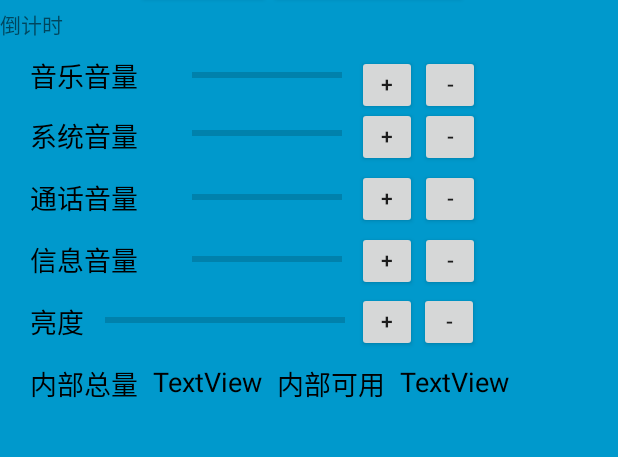
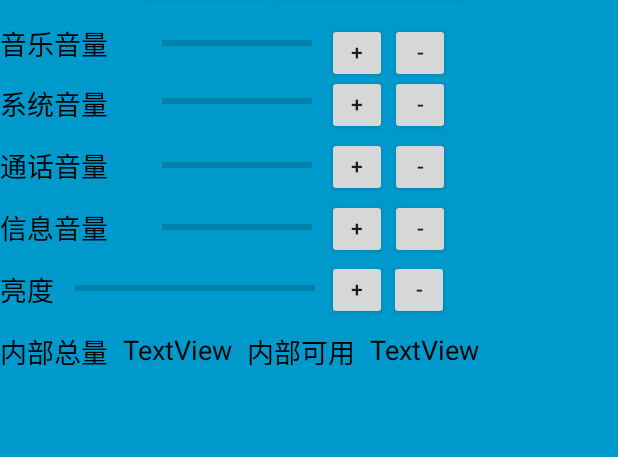
Before and after one commit to corpsele/SystemControl, an Android app: the layout new_app_widget.xml on its own in the app's theme, with its tools: preview values and no code run, on a phone screen of 412 x 824 dp, the part 64-521 px from its top. Run offline under Robolectric (Android 15) with nearby library versions, the light colour scheme and no system bars.

Commit message:
upgrade UI

```diff
--- a/app/src/main/java/com/systemcontrol/corpsele/systemcontrol/MyService.java
+++ b/app/src/main/java/com/systemcontrol/corpsele/systemcontrol/MyService.java
@@ -48,8 +48,8 @@ public class MyService extends Service {
     private Notification getNotification() {
         Notification.Builder builder = new Notification.Builder(this)
                 .setSmallIcon(R.drawable.ic_launcher_foreground)//通知的图片
-                .setContentTitle("通知的标题")
-                .setContentText("通知的内容");
+                .setContentTitle("SystemControl运行中")
+                .setContentText("开启通知刷新音量存储");
         if (Build.VERSION.SDK_INT >= Build.VERSION_CODES.O) {
             builder.setChannelId(notificationId);
         }
--- a/app/src/main/java/com/systemcontrol/corpsele/systemcontrol/NewAppWidget.java
+++ b/app/src/main/java/com/systemcontrol/corpsele/systemcontrol/NewAppWidget.java
@@ -94,7 +94,7 @@ public class NewAppWidget extends AppWidgetProvider {
 
         Intent sIntent = new Intent("com.action.service", null,context,NewAppWidget.class);
         PendingIntent sPendingIntent = PendingIntent.getBroadcast(context,0,sIntent,0);
-        views.setOnClickPendingIntent(R.id.count_down, sPendingIntent);
+//        views.setOnClickPendingIntent(R.id.count_down, sPendingIntent);
 
         /*
        发送action
--- a/app/src/main/res/layout/new_app_widget.xml
+++ b/app/src/main/res/layout/new_app_widget.xml
@@ -36,12 +36,6 @@
         android:layout_width="match_parent"
         android:layout_height="wrap_content"
         android:orientation="horizontal">
-
-        <TextView
-            android:id="@+id/count_down"
-            android:layout_width="wrap_content"
-            android:layout_height="wrap_content"
-            android:text="倒计时" />
 
         <ImageView
             android:id="@+id/widget_iv"
@@ -220,7 +214,7 @@
             android:layout_alignTop="@id/tvTextView3"
             android:layout_alignParentStart="true"
             android:layout_alignParentTop="true"
-            android:layout_marginStart="20dp"
+            android:layout_marginStart="0dp"
             android:layout_marginTop="50dp"
             android:text="@string/widget_string_system_voice"
             android:textColor="@color/shadow_background_color"
@@ -298,6 +292,7 @@
             android:layout_width="wrap_content"
             android:layout_height="wrap_content"
             android:layout_alignStart="@id/tvWidget1"
+            android:layout_marginStart="0dp"
             android:layout_marginTop="10dp"
             android:text="音乐音量"
             android:textColor="@color/shadow_background_color"
```
